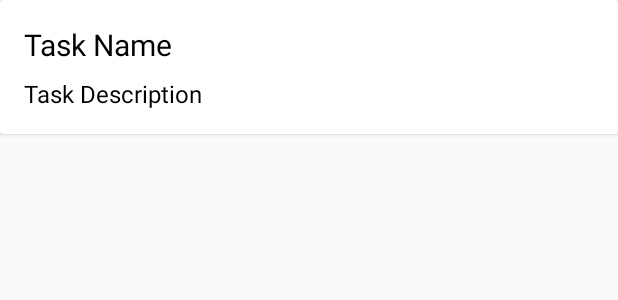
After one commit to RafaelMScience/RoomArchitecture, an Android app: the layout todo_item_layout.xml on its own in the app's theme, with its tools: preview values and no code run, on a phone screen of 412 x 824 dp. The commit adds this screen. Shown: the top 300 px of the screen. Run offline under Robolectric (Android 15) with nearby library versions, the phone set to English and light mode, and no system bars.

Commit message:
Feat: Create a RecyclerView and Display Todo data

```diff
--- /dev/null
+++ b/app/src/main/res/layout/todo_item_layout.xml
@@ -0,0 +1,32 @@
+<?xml version="1.0" encoding="utf-8"?>
+<androidx.cardview.widget.CardView xmlns:android="http://schemas.android.com/apk/res/android"
+    android:layout_width="match_parent"
+    android:layout_height="wrap_content"
+    android:elevation="4dp"
+    android:padding="4dp">
+
+    <RelativeLayout
+        android:layout_width="match_parent"
+        android:layout_height="match_parent"
+        android:padding="16dp">
+
+        <TextView
+            android:id="@+id/taskName"
+            style="@style/text_style"
+            android:layout_width="wrap_content"
+            android:layout_height="wrap_content"
+            android:text="Task Name"
+            android:textSize="20sp" />
+
+        <TextView
+            android:id="@+id/taskDescription"
+            style="@style/text_style"
+            android:layout_width="wrap_content"
+            android:layout_height="wrap_content"
+            android:layout_below="@+id/taskName"
+            android:layout_marginTop="8dp"
+            android:text="Task Description"
+            android:textStyle="normal" />
+
+    </RelativeLayout>
+</androidx.cardview.widget.CardView>
```
Also changed, not shown: app/src/main/java/com/rafaelm/roomarchitecture/ui/MainActivity.kt (+7 -0 lines), app/src/main/java/com/rafaelm/roomarchitecture/ui/TodoAdapter.kt (added, +25 -0 lines), app/src/main/java/com/rafaelm/roomarchitecture/ui/viewHolder/TodoViewHolder.kt (added, +17 -0 lines), app/src/main/res/layout/activity_main.xml (+4 -9 lines).
